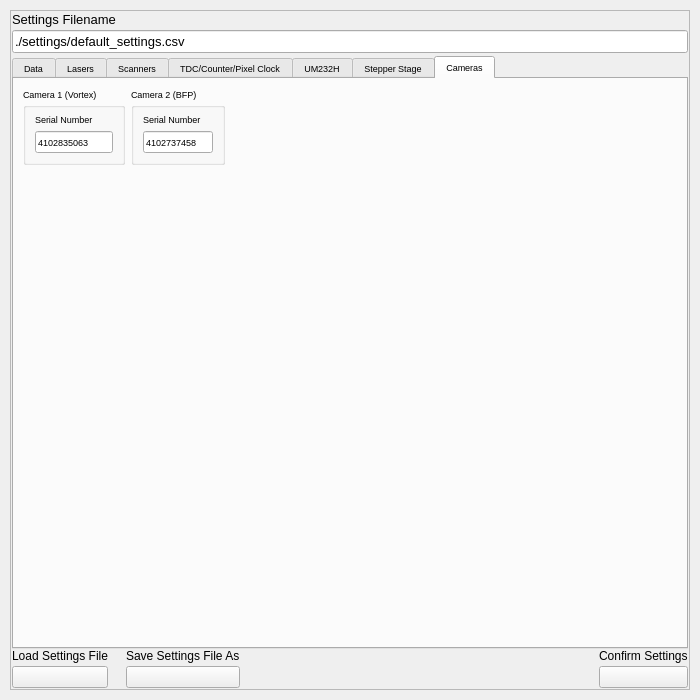
Before: the Qt Designer form gui/settingswindow.ui in Th3Tr00p3r/gSTED-sFCS, drawn with Qt 5.
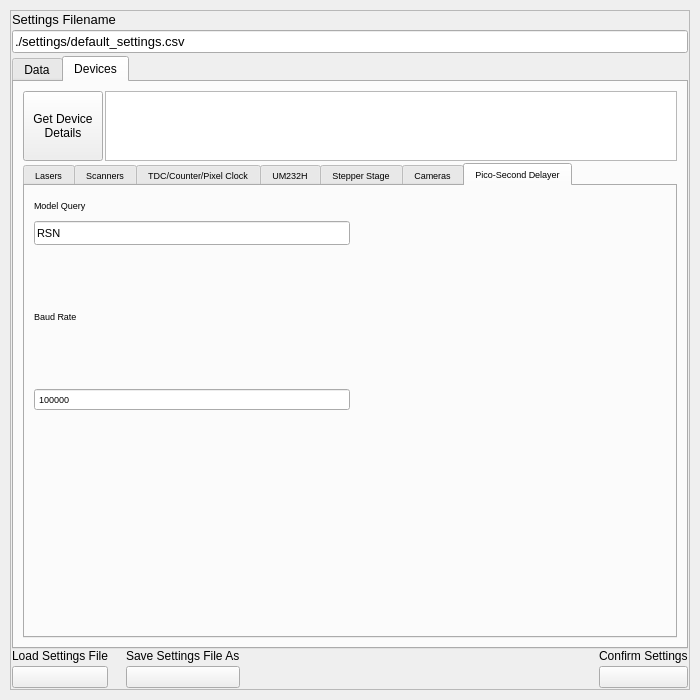
After: the same form once the commit is applied. Icons and pictures are not drawn.

Commit message: Added the Picosecond Delayer device, along with other minor changes.

```diff
--- a/gui/settingswindow.ui
+++ b/gui/settingswindow.ui
@@ -94,19 +94,8 @@
       </property>
       <item>
        <widget class="QTabWidget" name="tabWidget">
-        <property name="minimumSize">
-         <size>
-          <width>0</width>
-          <height>0</height>
-         </size>
-        </property>
-        <property name="font">
-         <font>
-          <pointsize>7</pointsize>
-         </font>
-        </property>
         <property name="currentIndex">
-         <number>6</number>
+         <number>1</number>
         </property>
         <widget class="QWidget" name="data">
          <attribute name="title">
@@ -310,6 +299,56 @@
           </item>
          </layout>
         </widget>
+        <widget class="QWidget" name="tab_2">
+         <attribute name="title">
+          <string>Devices</string>
+         </attribute>
+         <layout class="QGridLayout" name="gridLayout_23">
+          <item row="0" column="0">
+           <layout class="QVBoxLayout" name="verticalLayout_5" stretch="1,10">
+            <property name="spacing">
+             <number>2</number>
+            </property>
+            <item>
+             <layout class="QHBoxLayout" name="horizontalLayout_2" stretch="1,10">
+              <property name="spacing">
+               <number>2</number>
+              </property>
+              <item>
+               <widget class="QPushButton" name="getDeviceDetails">
+                <property name="sizePolicy">
+                 <sizepolicy hsizetype="MinimumExpanding" vsizetype="MinimumExpanding">
+                  <horstretch>0</horstretch>
+                  <verstretch>0</verstretch>
+                 </sizepolicy>
+                </property>
+                <property name="text">
+                 <string>Get Device
+Details</string>
+                </property>
+               </widget>
+              </item>
+              <item>
+               <widget class="QTextEdit" name="deviceDetails"/>
+              </item>
+             </layout>
+            </item>
+            <item>
+             <widget class="QTabWidget" name="tabWidget_2">
+              <property name="minimumSize">
+               <size>
+                <width>0</width>
+                <height>0</height>
+               </size>
+              </property>
+              <property name="font">
+               <font>
+                <pointsize>7</pointsize>
+               </font>
+              </property>
+              <property name="currentIndex">
+               <number>6</number>
+              </property>
         <widget class="QWidget" name="lasers">
          <attribute name="title">
           <string>Lasers</string>
@@ -680,7 +719,7 @@
              </spacer>
             </item>
             <item row="0" column="0">
-             <layout class="QHBoxLayout" name="horizontalLayout_2">
+                   <layout class="QHBoxLayout" name="horizontalLayout_3">
               <item>
                <widget class="QGroupBox" name="groupBox_15">
                 <property name="title">
@@ -2008,7 +2047,7 @@
                       </widget>
                      </item>
                      <item>
-                      <layout class="QHBoxLayout" name="horizontalLayout_13">
+                            <layout class="QHBoxLayout" name="horizontalLayout_14">
                        <item>
                         <widget class="QLineEdit" name="pixelClockOutput">
                          <property name="sizePolicy">
@@ -2417,7 +2456,7 @@
          </attribute>
          <layout class="QGridLayout" name="gridLayout_22">
           <item row="0" column="0">
-           <layout class="QHBoxLayout" name="horizontalLayout_14">
+                 <layout class="QHBoxLayout" name="horizontalLayout_16">
             <item>
              <widget class="QGroupBox" name="groupBox_6">
               <property name="title">
@@ -2425,7 +2464,7 @@
               </property>
               <layout class="QGridLayout" name="gridLayout_16">
                <item row="0" column="0">
-                <layout class="QVBoxLayout" name="verticalLayout_5">
+                      <layout class="QVBoxLayout" name="verticalLayout_9">
                  <item>
                   <widget class="QLabel" name="label">
                    <property name="text">
@@ -2452,7 +2491,7 @@
               </property>
               <layout class="QGridLayout" name="gridLayout_19">
                <item row="0" column="0">
-                <layout class="QVBoxLayout" name="verticalLayout_9">
+                      <layout class="QVBoxLayout" name="verticalLayout_10">
                  <item>
                   <widget class="QLabel" name="label_2">
                    <property name="text">
@@ -2499,6 +2538,117 @@
              </size>
             </property>
            </spacer>
+                </item>
+               </layout>
+              </widget>
+              <widget class="QWidget" name="tab_3">
+               <attribute name="title">
+                <string>Pico-Second Delayer</string>
+               </attribute>
+               <layout class="QGridLayout" name="gridLayout_24">
+                <item row="0" column="0">
+                 <layout class="QVBoxLayout" name="verticalLayout_17">
+                  <item>
+                   <layout class="QVBoxLayout" name="verticalLayout_35">
+                    <item>
+                     <widget class="QLabel" name="label_35">
+                      <property name="sizePolicy">
+                       <sizepolicy hsizetype="Expanding" vsizetype="Expanding">
+                        <horstretch>0</horstretch>
+                        <verstretch>0</verstretch>
+                       </sizepolicy>
+                      </property>
+                      <property name="maximumSize">
+                       <size>
+                        <width>999999</width>
+                        <height>20</height>
+                       </size>
+                      </property>
+                      <property name="text">
+                       <string>Model Query</string>
+                      </property>
+                     </widget>
+                    </item>
+                    <item>
+                     <widget class="QLineEdit" name="psdModelQuery">
+                      <property name="enabled">
+                       <bool>true</bool>
+                      </property>
+                      <property name="maximumSize">
+                       <size>
+                        <width>999</width>
+                        <height>24</height>
+                       </size>
+                      </property>
+                      <property name="font">
+                       <font>
+                        <pointsize>8</pointsize>
+                       </font>
+                      </property>
+                      <property name="text">
+                       <string>RSN</string>
+                      </property>
+                     </widget>
+                    </item>
+                   </layout>
+                  </item>
+                  <item>
+                   <layout class="QVBoxLayout" name="verticalLayout_103" stretch="1,10">
+                    <item>
+                     <widget class="QLabel" name="label_91">
+                      <property name="text">
+                       <string>Baud Rate</string>
+                      </property>
+                     </widget>
+                    </item>
+                    <item>
+                     <widget class="QSpinBox" name="psdBaudRate">
+                      <property name="buttonSymbols">
+                       <enum>QAbstractSpinBox::NoButtons</enum>
+                      </property>
+                      <property name="maximum">
+                       <number>999999999</number>
+                      </property>
+                      <property name="value">
+                       <number>115200</number>
+                      </property>
+                     </widget>
+                    </item>
+                   </layout>
+                  </item>
+                 </layout>
+                </item>
+                <item row="0" column="1">
+                 <spacer name="horizontalSpacer_10">
+                  <property name="orientation">
+                   <enum>Qt::Horizontal</enum>
+                  </property>
+                  <property name="sizeHint" stdset="0">
+                   <size>
+                    <width>306</width>
+                    <height>20</height>
+                   </size>
+                  </property>
+                 </spacer>
+                </item>
+                <item row="1" column="0">
+                 <spacer name="verticalSpacer_8">
+                  <property name="orientation">
+                   <enum>Qt::Vertical</enum>
+                  </property>
+                  <property name="sizeHint" stdset="0">
+                   <size>
+                    <width>20</width>
+                    <height>197</height>
+                   </size>
+                  </property>
+                 </spacer>
+                </item>
+               </layout>
+              </widget>
+             </widget>
+            </item>
+           </layout>
           </item>
          </layout>
         </widget>
```
Left out of the diff: 168 changed lines with no effect on the pictures. Lines whose indentation alone changed are shown as unchanged. The commit also changes 10 other files.
